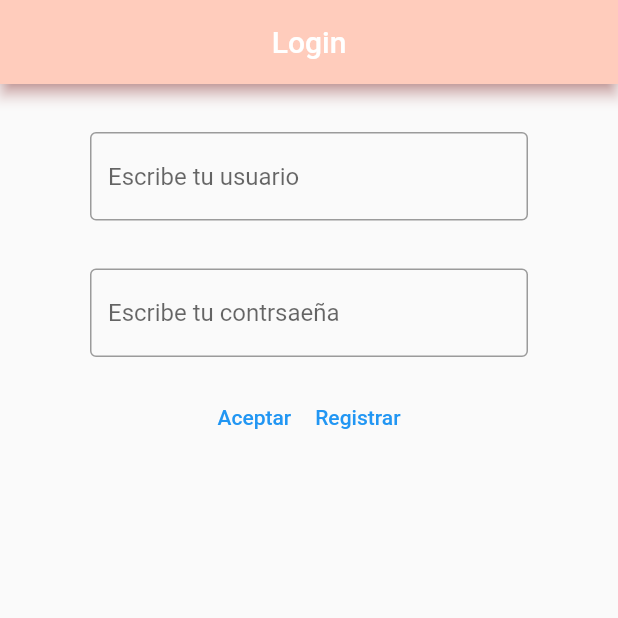
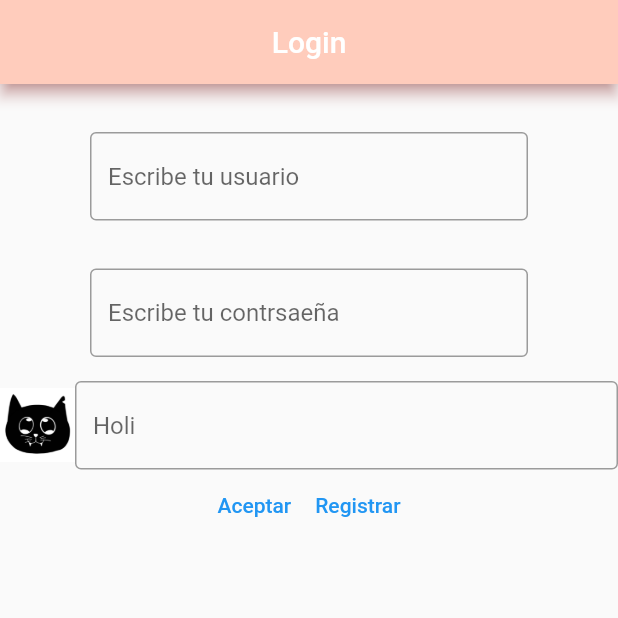
Before and after one commit to elenaaroma/practica1, a Flutter app: the screen it shows after launch, on a phone screen of 412 x 824 dp, the top half of it. Run offline on Flutter 3.47's test engine with Material 2 defaults, Android fonts, the phone set to English and light mode, and no system bars; our stand-ins replace firebase_auth, firebase_core; accounts and stored records are empty; generated files the repository leaves out were written again.

Commit message:
commit TextField en login con texto propio

```diff
--- /dev/null
+++ b/lib/Custom/KTTextField.dart
@@ -0,0 +1,34 @@
+
+
+import 'package:flutter/material.dart';
+
+class KTTextField extends StatelessWidget{
+
+  String sHint ;
+
+  KTTextField({Key? key,this.sHint = "" }) : super(key: key);
+
+
+
+  @override
+  Widget build(BuildContext context) {
+    // TODO: implement build
+
+    return Row(
+      children: [
+        Image.asset("resources/gatete.jpg" , width: 50, height: 50),
+        Flexible(
+            child:  TextFormField(
+              decoration: InputDecoration(
+              border: OutlineInputBorder(),
+                hintText: sHint,
+          ),
+         )
+        )
+
+      ],
+    );
+
+  }
+
+}
--- a/lib/OnBoarding/LoginView.dart
+++ b/lib/OnBoarding/LoginView.dart
@@ -1,6 +1,8 @@
 
 import 'package:firebase_auth/firebase_auth.dart';
 import 'package:flutter/material.dart';
+
+import '../Custom/KTTextField.dart';
 
 class LoginView extends StatelessWidget{
 
@@ -84,6 +86,8 @@ class LoginView extends StatelessWidget{
                   ),
                 ),
 
+                KTTextField(sHint: 'Holi'),
+
                 Row(mainAxisAlignment: MainAxisAlignment.center,
 
                   children: [
--- a/lib/Splash/SplashView.dart
+++ b/lib/Splash/SplashView.dart
@@ -24,7 +24,6 @@ late BuildContext  _context;
   void checkSesion() async{
   await Future.delayed(Duration(seconds: 3));
     if(FirebaseAuth.instance.currentUser != null) {
-
       Navigator.of(_context).popAndPushNamed("/homeview");
     }
     else {
```
